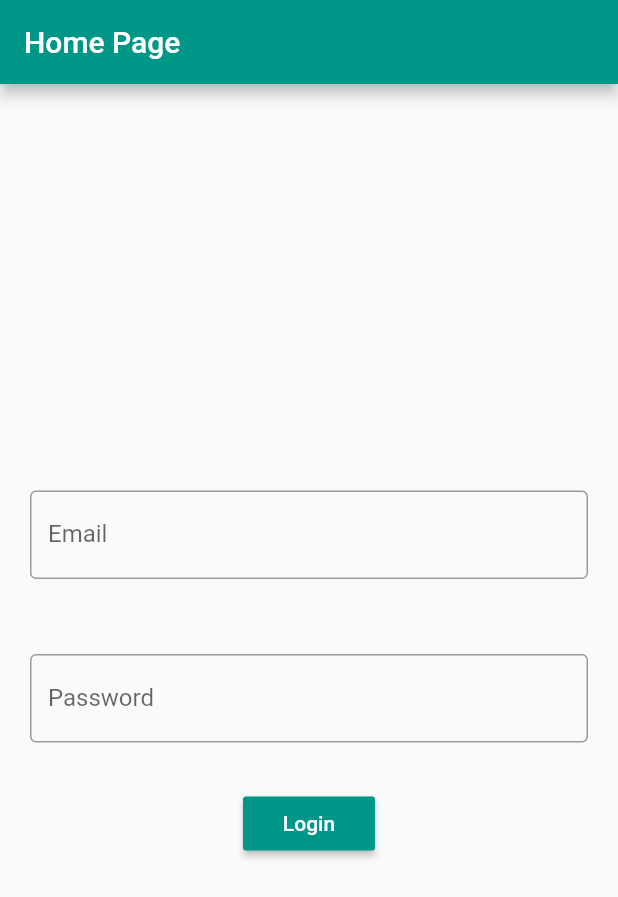
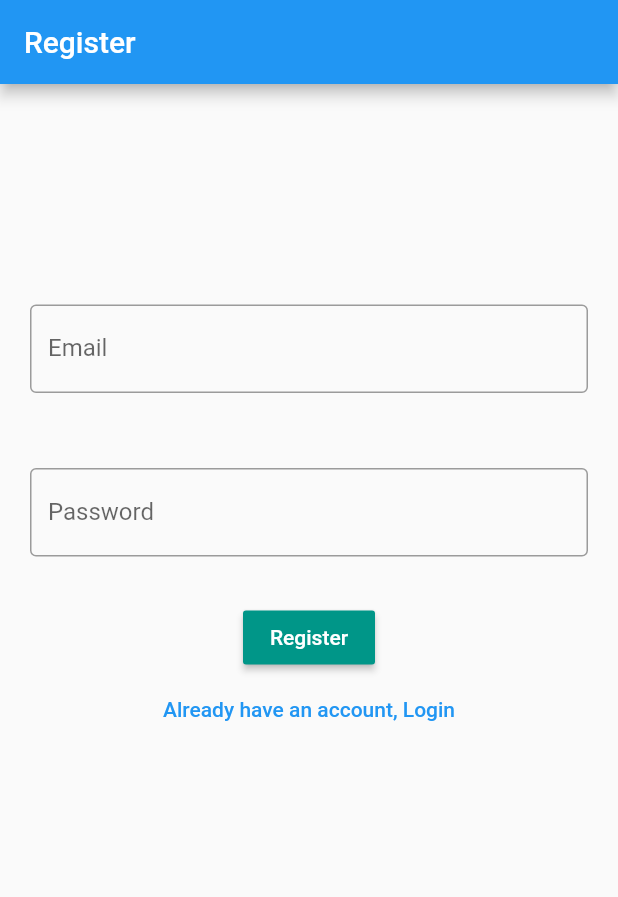
Before and after one commit to ClarenceG01/sharenotes, a Flutter app: the screen it shows after launch, on a phone screen of 412 x 824 dp. Shown: the top 897 px of the screen. Run offline on Flutter 3.47's test engine with Material 2 defaults, Android fonts, the phone set to English and light mode, and no system bars; our stand-ins replace firebase_auth, firebase_core, fluttertoast; accounts and stored records are empty.

Commit message:
update login page

```diff
--- a/lib/main.dart
+++ b/lib/main.dart
@@ -2,11 +2,16 @@ import 'package:firebase_auth/firebase_auth.dart';
 import 'package:firebase_core/firebase_core.dart';
 import 'package:flutter/material.dart';
 import 'package:sharenotes/views/login_view.dart';
+import 'package:sharenotes/views/register_view.dart';
 import 'firebase_options.dart';
 
 void main() {
   WidgetsFlutterBinding.ensureInitialized();
   runApp(MaterialApp(
+    routes: {
+      '/login/': (context) => const LoginView(),
+      '/register/': (context) => const RegisterView()
+    },
     title: 'Flutter Demo',
     theme: ThemeData(primarySwatch: Colors.blue),
     home: const HomePage(),
@@ -19,11 +24,12 @@ class HomePage extends StatelessWidget {
   @override
   Widget build(BuildContext context) {
     return MaterialApp(
+      // routes: {
+      //   '/login/': (context) => const LoginView(),
+      //   '/register/': (context) => const RegisterView()
+      // },
+      debugShowCheckedModeBanner: false,
       home: Scaffold(
-        appBar: AppBar(
-          title: const Text('Home Page'),
-          backgroundColor: Colors.teal,
-        ),
         body: FutureBuilder(
           future: Firebase.initializeApp(
             options: DefaultFirebaseOptions.currentPlatform,
@@ -37,7 +43,7 @@ class HomePage extends StatelessWidget {
                 // } else {
                 //   return const VerifyEmailView();
                 // }
-                return const LoginView();
+                return const RegisterView();
               default:
                 return const Text('Loading...');
             }
--- a/lib/views/login_view.dart
+++ b/lib/views/login_view.dart
@@ -1,5 +1,8 @@
 import 'package:firebase_auth/firebase_auth.dart';
 import 'package:flutter/material.dart';
+import 'package:sharenotes/views/register_view.dart';
+
+import 'login_page.dart';
 
 class LoginView extends StatefulWidget {
   const LoginView({super.key});
@@ -9,125 +12,8 @@ class LoginView extends StatefulWidget {
 }
 
 class _LoginViewState extends State<LoginView> {
-  late final TextEditingController _email;
-  late final TextEditingController _password;
-
-  @override
-  void initState() {
-    _email = TextEditingController();
-    _password = TextEditingController();
-
-    super.initState();
-  }
-
-  @override
-  void dispose() {
-    _email.dispose();
-    _password.dispose();
-    super.dispose();
-  }
-
   @override
   Widget build(BuildContext context) {
-    return MaterialApp(
-        home: Column(
-      mainAxisAlignment: MainAxisAlignment.center,
-      children: [
-        Padding(
-          padding: const EdgeInsets.all(20.0),
-          child: TextFormField(
-            controller: _email,
-            autocorrect: false,
-            enableSuggestions: false,
-            keyboardType: TextInputType.emailAddress,
-            decoration: const InputDecoration(
-                border: OutlineInputBorder(
-                    borderSide: BorderSide(color: Colors.teal)),
-                labelText: 'Email',
-                hintText: 'Enter your email account'),
-          ),
-        ),
-        const SizedBox(
-          height: 10,
-        ),
-        Padding(
-          padding: const EdgeInsets.all(20.0),
-          child: TextFormField(
-            controller: _password,
-            autocorrect: false,
-            enableSuggestions: false,
-            obscureText: true,
-            decoration: const InputDecoration(
-                border: OutlineInputBorder(
-                    borderSide: BorderSide(
-                  color: Colors.teal,
-                )),
-                labelText: 'Password',
-                hintText: 'Enter password'),
-          ),
-        ),
-        const SizedBox(
-          height: 10,
-        ),
-        MaterialButton(
-            color: Colors.teal,
-            textColor: Colors.white,
-            onPressed: () async {
-              final email = _email.text;
-              final passoword = _password.text;
-              try {
-                final usercredentials = await FirebaseAuth.instance
-                    .signInWithEmailAndPassword(
-                        email: email, password: passoword);
-                print(usercredentials);
-              } on FirebaseAuthException catch (e) {
-                if (e.code == 'user-not-found') {
-                  showDialog(
-                      context: context,
-                      builder: (BuildContext context) {
-                        AlertDialog loginError = AlertDialog(
-                          title: const Text('Login Error'),
-                          content:
-                              const Text('User not found. Please try again'),
-                          actions: [
-                            TextButton(
-                                onPressed: () {
-                                  Navigator.pop(context);
-                                },
-                                child: const Text('OK',
-                                    style: TextStyle(color: Colors.teal)))
-                          ],
-                        );
-                        return loginError;
-                      });
-                  print(e.code);
-                } else if (e.code == 'wrong-password') {
-                  showDialog(
-                      context: context,
-                      builder: (BuildContext context) {
-                        AlertDialog loginError = AlertDialog(
-                          title: const Text('Login Error'),
-                          content: const Text(
-                              'The passowrd is invalid. Please try again'),
-                          actions: [
-                            TextButton(
-                                onPressed: () {
-                                  Navigator.pop(context);
-                                },
-                                child: const Text(
-                                  'OK',
-                                  style: TextStyle(color: Colors.teal),
-                                ))
-                          ],
-                        );
-                        return loginError;
-                      });
-                  print(e.code);
-                }
-              }
-            },
-            child: const Text('Login'))
-      ],
-    ));
+    return const LoginPage();
   }
 }
--- a/lib/views/register_view.dart
+++ b/lib/views/register_view.dart
@@ -1,6 +1,8 @@
 import 'package:firebase_auth/firebase_auth.dart';
 import 'package:flutter/material.dart';
 import 'package:fluttertoast/fluttertoast.dart';
+
+import 'login_view.dart';
 
 class RegisterView extends StatefulWidget {
   const RegisterView({super.key});
@@ -30,7 +32,9 @@ class _RegisterViewState extends State<RegisterView> {
 
   @override
   Widget build(BuildContext context) {
-    return Padding(
+    return Scaffold(
+      appBar: AppBar(title: const Text('Register')),
+      body: Padding(
         padding: const EdgeInsets.only(bottom: 200),
         child: Column(
           mainAxisAlignment: MainAxisAlignment.center,
@@ -109,8 +113,17 @@ class _RegisterViewState extends State<RegisterView> {
                     }
                   }
                 },
-              child: const Text('Register'))
+                child: const Text('Register')),
+            TextButton(
+                onPressed: () {
+                  Navigator.push(
+                      context,
+                      MaterialPageRoute(
+                          builder: (context) => const LoginView()));
+                },
+                child: const Text('Already have an account, Login'))
           ],
+        ),
       ),
     );
   }
```
Also changed, not shown: lib/views/login_page.dart (added, +143 -0 lines). Lines whose indentation alone changed are shown as unchanged.
